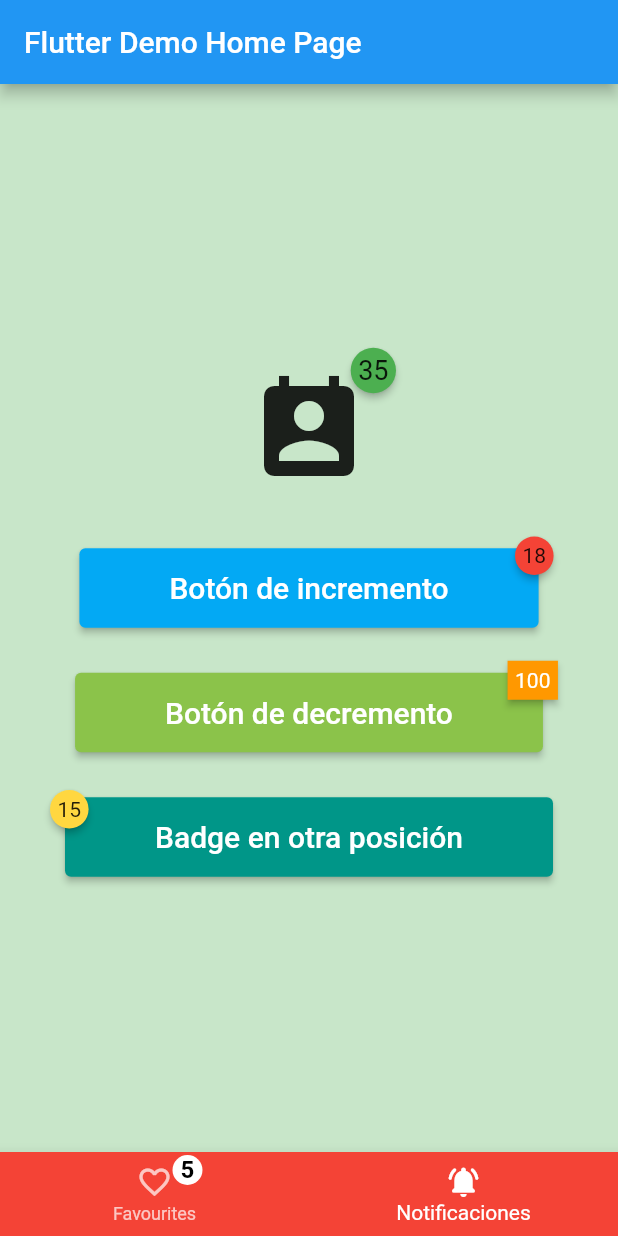
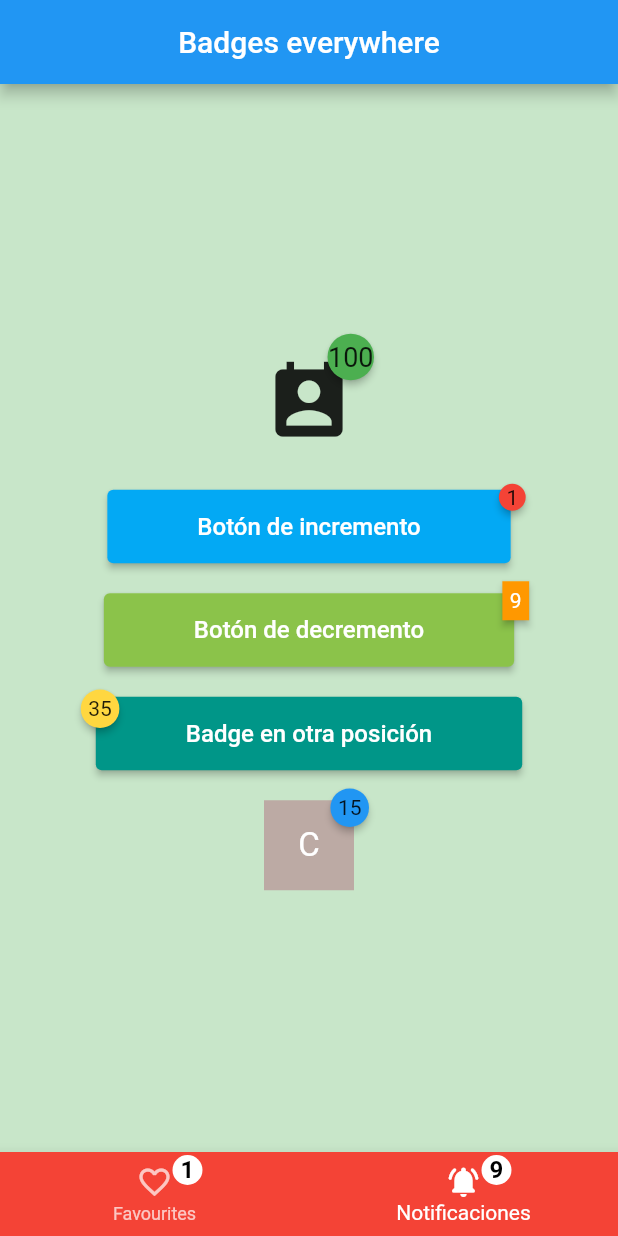
Before and after one commit to luigialejandro/flutter_notification_badges, a Flutter app: the screen it shows after launch, on a phone screen of 412 x 824 dp. Run offline on Flutter 3.47's test engine with Material 2 defaults, Android fonts, the phone set to English and light mode, and no system bars; drawn by our look-alikes of badges.

Commit message:
Adding a new element to my Column of different widgets with badges, namely I've added a Container C at the bottom of the body and the main intenction of this was to confirm that it is possible to wrap the Container into the Badge class. It was successful it is possible to wrap not only buttons and icons but also containers

```diff
--- a/lib/main.dart
+++ b/lib/main.dart
@@ -18,7 +18,7 @@ class MyApp extends StatelessWidget {
       theme: ThemeData(
         primarySwatch: Colors.blue,
       ),
-      home: const MyHomePage(title: 'Flutter Demo Home Page'),
+      home: const MyHomePage(title: 'Badges everywhere'),
     );
   }
 }
@@ -33,17 +33,19 @@ class MyHomePage extends StatefulWidget {
 }
 
 class _MyHomePageState extends State<MyHomePage> {
-  int countFavourites = 35;
-  int countUp = 18;
-  int countNoAnimation = 100;
-  int countDiffPositioned = 15;
+  int countFavourites = 100;
+  int countUp = 1;
+  int countNoAnimation = 9;
+  int countDiffPositioned = 35;
   int countFirstItemButton = 5;
   int countSecondItemButton = 0;
+  int countContainer = 15;
 
   @override
   Widget build(BuildContext context) => Scaffold(
         appBar: AppBar(
           title: Text(widget.title),
+          centerTitle: true,
         ),
         bottomNavigationBar: buildBottomBar(),
         body: Container(
@@ -53,6 +55,7 @@ class _MyHomePageState extends State<MyHomePage> {
             child: Column(
               mainAxisAlignment: MainAxisAlignment.center,
               children: [
+                Spacer(),
                 Badge(
                     badgeContent: Text(
                       '$countFavourites',
@@ -62,10 +65,10 @@ class _MyHomePageState extends State<MyHomePage> {
                     child: IconButton(
                       onPressed: () => setState(() => countFavourites += 1),
                       icon: Icon(Icons.perm_contact_calendar),
-                      iconSize: 80,
+                      iconSize: 60,
                     )),
                 SizedBox(
-                  height: 30,
+                  height: 20,
                 ),
                 Badge(
                     badgeContent: Text('$countUp'),
@@ -73,7 +76,7 @@ class _MyHomePageState extends State<MyHomePage> {
                     child: ElevatedButton(
                       onPressed: () => setState(() => countUp += 1),
                       child: Text('Botón de incremento',
-                          style: TextStyle(fontSize: 20)),
+                          style: TextStyle(fontSize: 16)),
                       style: ElevatedButton.styleFrom(
                         primary: Colors.lightBlue,
                         padding:
@@ -81,7 +84,7 @@ class _MyHomePageState extends State<MyHomePage> {
                       ),
                     )),
                 SizedBox(
-                  height: 30,
+                  height: 20,
                 ),
                 Badge(
                     badgeContent: Text(
@@ -93,7 +96,7 @@ class _MyHomePageState extends State<MyHomePage> {
                     child: ElevatedButton(
                       onPressed: () => setState(() => countNoAnimation -= 1),
                       child: Text('Botón de decremento',
-                          style: TextStyle(fontSize: 20)),
+                          style: TextStyle(fontSize: 16)),
                       style: ElevatedButton.styleFrom(
                         primary: Colors.lightGreen,
                         padding:
@@ -101,7 +104,7 @@ class _MyHomePageState extends State<MyHomePage> {
                       ),
                     )),
                 SizedBox(
-                  height: 30,
+                  height: 20,
                 ),
                 Badge(
                     badgeContent: Text('$countDiffPositioned'),
@@ -111,13 +114,28 @@ class _MyHomePageState extends State<MyHomePage> {
                     child: ElevatedButton(
                       onPressed: () => setState(() => countDiffPositioned += 1),
                       child: Text('Badge en otra posición',
-                          style: TextStyle(fontSize: 20)),
+                          style: TextStyle(fontSize: 16)),
                       style: ElevatedButton.styleFrom(
                         primary: Colors.teal,
                         padding:
                             EdgeInsets.symmetric(horizontal: 60, vertical: 15),
                       ),
                     )),
+                SizedBox(height: 20),
+                Badge(
+                  badgeContent: Text('$countContainer'),
+                  badgeColor: Colors.blue,
+                  child: Container(
+                    width: 60,
+                    height: 60,
+                    color: Colors.brown[200],
+                    child: Center(
+                        child: Text('C',
+                            style:
+                                TextStyle(fontSize: 22, color: Colors.white))),
+                  ),
+                ),
+                Spacer(),
               ],
             ),
           ),
@@ -132,12 +150,13 @@ class _MyHomePageState extends State<MyHomePage> {
         items: [
           BottomNavigationBarItem(
             icon: buildCustomBadge(
-                counter: countFirstItemButton,
-                child: Icon(Icons.favorite_border)),
+                counter: countUp, child: Icon(Icons.favorite_border)),
             title: Text('Favourites'),
           ),
           BottomNavigationBarItem(
-              icon: Icon(Icons.notifications_active_rounded),
+              icon: buildCustomBadge(
+                  counter: countNoAnimation,
+                  child: Icon(Icons.notifications_active_rounded)),
               title: Text('Notificaciones')),
         ],
       );
```
